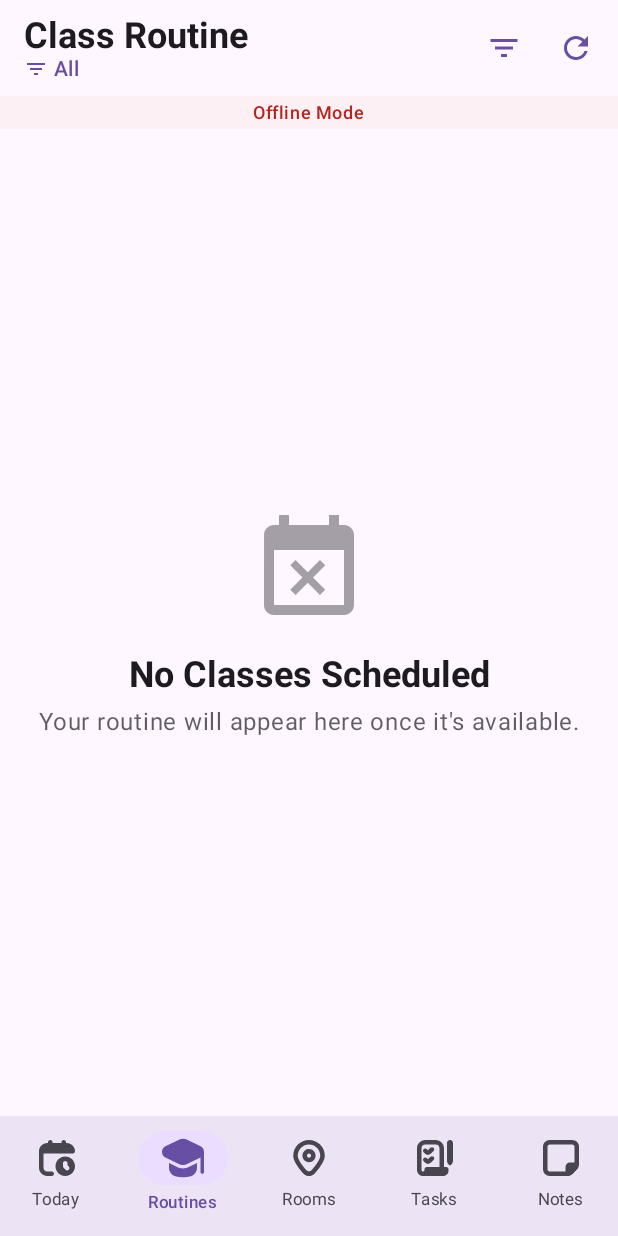
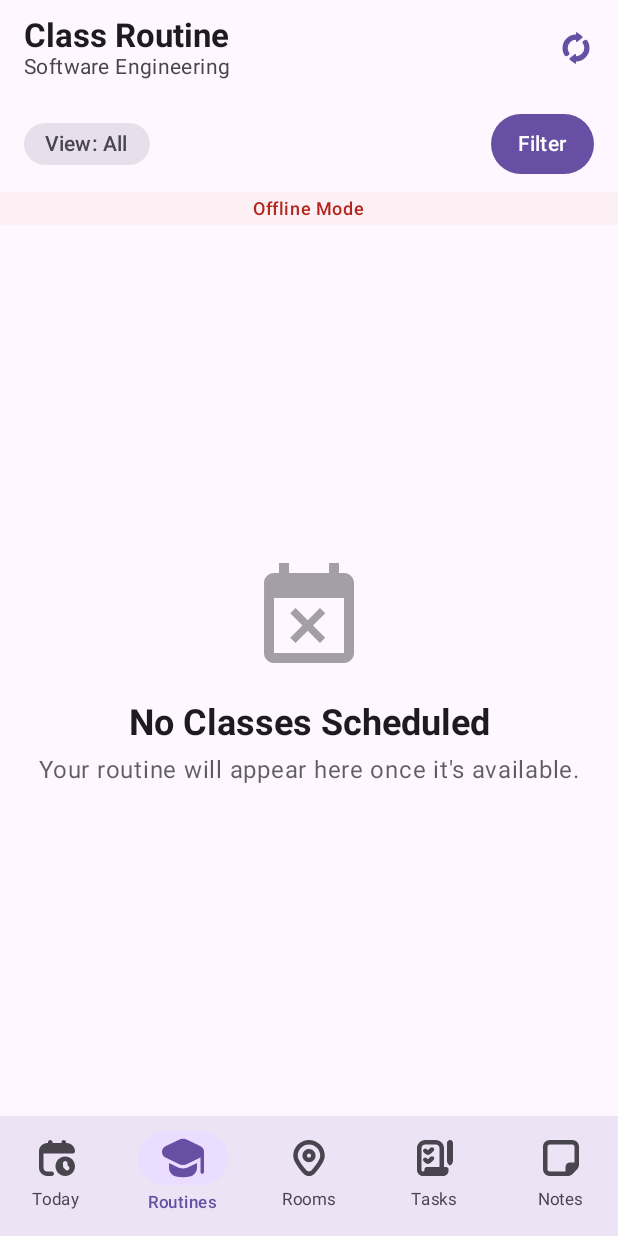
Before and after one commit to NeoTechDev/DIU-Campus-Schedule-android, an Android app built with Jetpack Compose: the RoutineScreen screen opened through its navigation route, on a phone screen of 412 x 824 dp. Run offline under Robolectric (Android 15) with nearby library versions, the phone set to English and light mode, and no system bars; our stand-ins replace Dagger/Hilt's generated code, Firebase (no records; nobody signed in at launch, a user with empty details on screens opened directly), Room's generated code; pictures from the network do not load; 3 statements that could not run were skipped.

Commit message:
added effective from on routine screen

```diff
--- a/app/build.gradle.kts
+++ b/app/build.gradle.kts
@@ -76,6 +76,7 @@ dependencies {
     implementation(libs.hilt.navigation.compose)
     implementation(libs.volley)
     implementation(libs.androidx.foundation)
+    implementation(libs.material3)
     // implementation(libs.play.services.measurement.api) // Removed this line
     ksp(libs.hilt.compiler)
 
--- a/app/src/main/java/com/om/diucampusschedule/ui/screens/routine/RoutineScreen.kt
+++ b/app/src/main/java/com/om/diucampusschedule/ui/screens/routine/RoutineScreen.kt
@@ -17,6 +17,7 @@ import androidx.compose.animation.scaleIn
 import androidx.compose.animation.slideIn
 import androidx.compose.animation.slideInVertically
 import androidx.compose.animation.slideOutVertically
+import androidx.compose.foundation.BorderStroke
 import androidx.compose.foundation.background
 import androidx.compose.foundation.border
 import androidx.compose.foundation.clickable
@@ -27,6 +28,7 @@ import androidx.compose.foundation.isSystemInDarkTheme
 import androidx.compose.foundation.layout.Arrangement
 import androidx.compose.foundation.layout.Box
 import androidx.compose.foundation.layout.Column
+import androidx.compose.foundation.layout.PaddingValues
 import androidx.compose.foundation.layout.Row
 import androidx.compose.foundation.layout.Spacer
 import androidx.compose.foundation.layout.fillMaxSize
@@ -35,17 +37,17 @@ import androidx.compose.foundation.layout.height
 import androidx.compose.foundation.layout.padding
 import androidx.compose.foundation.layout.size
 import androidx.compose.foundation.layout.width
+import androidx.compose.foundation.layout.wrapContentWidth
 import androidx.compose.foundation.rememberScrollState
 import androidx.compose.foundation.shape.RoundedCornerShape
 import androidx.compose.foundation.verticalScroll
 import androidx.compose.material.icons.Icons
-import androidx.compose.material.icons.filled.Clear
 import androidx.compose.material.icons.filled.CloudOff
 import androidx.compose.material.icons.filled.ErrorOutline
 import androidx.compose.material.icons.filled.EventBusy
-import androidx.compose.material.icons.filled.FilterList
 import androidx.compose.material.icons.filled.Refresh
 import androidx.compose.material3.Button
+import androidx.compose.material3.ButtonDefaults
 import androidx.compose.material3.Card
 import androidx.compose.material3.CardDefaults
 import androidx.compose.material3.CircularProgressIndicator
@@ -71,8 +73,11 @@ import androidx.compose.ui.draw.clip
 import androidx.compose.ui.draw.scale
 import androidx.compose.ui.graphics.Color
 import androidx.compose.ui.graphics.graphicsLayer
+import androidx.compose.ui.graphics.vector.ImageVector
+import androidx.compose.ui.res.vectorResource
 import androidx.compose.ui.text.font.FontWeight
 import androidx.compose.ui.text.style.TextAlign
+import androidx.compose.ui.text.style.TextOverflow
 import androidx.compose.ui.tooling.preview.Preview
 import androidx.compose.ui.unit.IntOffset
 import androidx.compose.ui.unit.dp
@@ -81,10 +86,14 @@ import androidx.hilt.navigation.compose.hiltViewModel
 import androidx.lifecycle.compose.collectAsStateWithLifecycle
 import androidx.navigation.NavController
 import androidx.navigation.compose.rememberNavController
+import com.om.diucampusschedule.R
 import com.om.diucampusschedule.domain.model.RoutineItem
+import com.om.diucampusschedule.domain.model.User
 import com.om.diucampusschedule.domain.model.UserRole
 import com.om.diucampusschedule.ui.components.FilterRoutinesBottomSheet
 import com.om.diucampusschedule.ui.theme.DIUCampusScheduleTheme
+import com.om.diucampusschedule.ui.utils.ScreenConfig
+import com.om.diucampusschedule.ui.viewmodel.RoutineFilter
 import com.om.diucampusschedule.ui.viewmodel.RoutineViewModel
 import java.time.LocalTime
 import java.time.format.DateTimeFormatter
@@ -143,84 +152,24 @@ fun RoutineScreen(
             modifier = Modifier
                 .fillMaxSize()
                 .background(MaterialTheme.colorScheme.background)
+                .run { ScreenConfig.run { withTopAppBar() } }
         ) {
-            // Top App Bar
-            TopAppBar(
-                title = {
-                    Column {
-                        Text(
-                            text = "Class Routine",
-                            style = MaterialTheme.typography.headlineSmall.copy(
-                                fontWeight = FontWeight.Bold
-                            )
-                        )
-                        // Filter indicator text
-                        Row(
-                            verticalAlignment = Alignment.CenterVertically,
-                            horizontalArrangement = Arrangement.spacedBy(4.dp)
-                        ) {
-                            Icon(
-                                imageVector = Icons.Default.FilterList,
-                                contentDescription = null,
-                                modifier = Modifier.size(16.dp),
-                                tint = MaterialTheme.colorScheme.primary
-                            )
-                            Text(
-                                text = if (uiState.isFiltered) {
-                                    uiState.currentFilter?.getDisplayText() ?: "Filtered"
-                                } else {
-                                    viewModel.getDefaultFilterText()
-                                },
-                                style = MaterialTheme.typography.bodyMedium,
-                                color = MaterialTheme.colorScheme.primary,
-                                fontWeight = FontWeight.Medium
-                            )
-                        }
-                    }
-                },
-                actions = {
+            // Clean Top App Bar - only essential info
+            CleanRoutineTopAppBar(
+                user = uiState.currentUser,
+                onRefreshClick = { viewModel.refreshRoutine() },
+                isRefreshing = uiState.isRefreshing,
+                refreshRotation = refreshRotation
+            )
 
-
-                    // Filter/Clear button
-                    if (uiState.isFiltered) {
-                        IconButton(
-                            onClick = { viewModel.clearFilter() }
-                        ) {
-                            Icon(
-                                imageVector = Icons.Default.Clear,
-                                contentDescription = "Clear Filter",
-                                tint = MaterialTheme.colorScheme.error
-                            )
-                        }
-                    } else {
-                        IconButton(
-                            onClick = { showFilterSheet = true }
-                        ) {
-                            Icon(
-                                imageVector = Icons.Default.FilterList,
-                                contentDescription = "Filter Routines",
-                                tint = MaterialTheme.colorScheme.primary
-                            )
-                        }
-                    }
-
-                    // Refresh button
-                    IconButton(
-                        onClick = { viewModel.refreshRoutine() },
-                        enabled = !uiState.isRefreshing
-                    ) {
-                        Icon(
-                            imageVector = Icons.Default.Refresh,
-                            contentDescription = "Refresh",
-                            modifier = Modifier.graphicsLayer(rotationZ = refreshRotation),
-                            tint = MaterialTheme.colorScheme.primary
-                        )
-                    }
-                },
-                colors = TopAppBarDefaults.topAppBarColors(
-                    containerColor = MaterialTheme.colorScheme.surface,
-                    titleContentColor = MaterialTheme.colorScheme.onSurface
-                )
+            // Routine Info Bar - secondary information below top bar
+            RoutineInfoBar(
+                effectiveFrom = uiState.effectiveFrom,
+                isFiltered = uiState.isFiltered,
+                currentFilter = uiState.currentFilter,
+                defaultFilterText = viewModel.getDefaultFilterText(),
+                onFilterClick = { showFilterSheet = true },
+                onClearFilterClick = { viewModel.clearFilter() }
             )
 
             // Offline indicator below top app bar
@@ -264,7 +213,7 @@ fun RoutineScreen(
                             tint = MaterialTheme.colorScheme.primary
                         )
                         Text(
-                            text = uiState.updateMessage!!,
+                            text = uiState.updateMessage ?: "",
                             style = MaterialTheme.typography.bodySmall,
                             color = MaterialTheme.colorScheme.primary,
                             fontWeight = FontWeight.Medium
@@ -563,6 +512,173 @@ private fun RoutineContent(
     }
 }
 
+@OptIn(ExperimentalMaterial3Api::class)
+@Composable
+private fun CleanRoutineTopAppBar(
+    user: User?,
+    onRefreshClick: () -> Unit,
+    isRefreshing: Boolean,
+    refreshRotation: Float
+) {
+    TopAppBar(
+        title = {
+            // Simple clean title section
+            Column {
+                Text(
+                    text = "Class Routine",
+                    style = MaterialTheme.typography.titleLarge,
+                    fontWeight = FontWeight.Bold,
+                    color = MaterialTheme.colorScheme.onSurface
+                )
+                Text(
+                    text = user?.department ?: "",
+                    style = MaterialTheme.typography.bodyMedium,
+                    color = MaterialTheme.colorScheme.onSurfaceVariant
+                )
+            }
+        },
+        actions = {
+            // Only refresh button for clean design
+            IconButton(
+                onClick = onRefreshClick,
+                enabled = !isRefreshing
+            ) {
+                Icon(
+                                         imageVector = ImageVector.vectorResource(id = R.drawable.deep_sync),
+                    contentDescription = "Refresh",
+                    modifier = Modifier.graphicsLayer(rotationZ = refreshRotation),
+                    tint = MaterialTheme.colorScheme.primary
+                )
+            }
+        },
+        colors = TopAppBarDefaults.topAppBarColors(
+            containerColor = MaterialTheme.colorScheme.surface,
+            titleContentColor = MaterialTheme.colorScheme.onSurface,
+            actionIconContentColor = MaterialTheme.colorScheme.onSurfaceVariant
+        ),
+        windowInsets = ScreenConfig.getTopAppBarWindowInsets(handleStatusBar = true),
+        modifier = Modifier.fillMaxWidth()
+    )
+}
+
+@Composable
+private fun RoutineInfoBar(
+    effectiveFrom: String?,
+    isFiltered: Boolean,
+    currentFilter: RoutineFilter?,
+    defaultFilterText: String,
+    onFilterClick: () -> Unit,
+    onClearFilterClick: () -> Unit
+) {
+    Row(
+        modifier = Modifier
+            .fillMaxWidth()
+            .padding(horizontal = 16.dp, vertical = 8.dp),
+        horizontalArrangement = Arrangement.SpaceBetween,
+        verticalAlignment = Alignment.CenterVertically
+    ) {
+        // Left side: Information
+        Column(
+            modifier = Modifier.weight(1f),
+            verticalArrangement = Arrangement.spacedBy(8.dp)
+        ) {
+            // Effective from date
+            if (!effectiveFrom.isNullOrBlank()) {
+                Text(
+                    text = "Effective from: $effectiveFrom",
+                    color = MaterialTheme.colorScheme.onSurface,
+                    style = MaterialTheme.typography.bodyLarge.copy(
+                        fontWeight = FontWeight.Medium
+                    ),
+                    maxLines = 1,
+                    overflow = TextOverflow.Ellipsis
+                )
+            }
+
+            // Filter status with modern pill design
+            Box(
+                modifier = Modifier
+                    .background(
+                        color = if (isFiltered) {
+                            MaterialTheme.colorScheme.primary.copy(alpha = 0.12f)
+                        } else {
+                            MaterialTheme.colorScheme.surfaceVariant
+                        },
+                        shape = RoundedCornerShape(20.dp)
+                    )
+                    .wrapContentWidth()
+            ) {
+                Text(
+                    modifier = Modifier.padding(horizontal = 14.dp, vertical = 6.dp),
+                    text = if (isFiltered) {
+                        "Filtered: ${currentFilter?.getDisplayText() ?: "Invalid"}"
+                    } else {
+                        "View: $defaultFilterText"
+                    },
+                    color = if (isFiltered) {
+                        MaterialTheme.colorScheme.primary
+                    } else {
+                        MaterialTheme.colorScheme.onSurfaceVariant
+                    },
+                    style = MaterialTheme.typography.labelLarge.copy(
+                        fontWeight = FontWeight.Medium
+                    ),
+                    maxLines = 1,
+                    overflow = TextOverflow.Ellipsis
+                )
+            }
+        }
+
+        Spacer(modifier = Modifier.width(16.dp))
+
+        // Right side: Action button
+        if (isFiltered) {
+            // Clear filter - outlined style
+            OutlinedButton(
+                onClick = onClearFilterClick,
+                colors = ButtonDefaults.outlinedButtonColors(
+                    contentColor = MaterialTheme.colorScheme.error
+                ),
+                border = BorderStroke(
+                    width = 1.dp,
+                    color = MaterialTheme.colorScheme.error.copy(alpha = 0.5f)
+                ),
+                shape = RoundedCornerShape(24.dp),
+                contentPadding = PaddingValues(horizontal = 18.dp, vertical = 10.dp)
+            ) {
+                Text(
+                    text = "Clear",
+                    style = MaterialTheme.typography.labelLarge.copy(
+                        fontWeight = FontWeight.Medium
+                    )
+                )
+            }
+        } else {
+            // Filter button - filled style
+            Button(
+                onClick = onFilterClick,
+                colors = ButtonDefaults.buttonColors(
+                    containerColor = MaterialTheme.colorScheme.primary,
+                    contentColor = MaterialTheme.colorScheme.onPrimary
+                ),
+                shape = RoundedCornerShape(24.dp),
+                contentPadding = PaddingValues(horizontal = 18.dp, vertical = 10.dp),
+                elevation = ButtonDefaults.buttonElevation(
+                    defaultElevation = 0.dp,
+                    pressedElevation = 2.dp
+                )
+            ) {
+                Text(
+                    text = "Filter",
+                    style = MaterialTheme.typography.labelLarge.copy(
+                        fontWeight = FontWeight.Medium
+                    )
+                )
+            }
+        }
+    }
+}
+
 @Composable
 private fun TableRoutineView(
     currentUser: com.om.diucampusschedule.domain.model.User?,
@@ -621,13 +737,13 @@ private fun TableRoutineView(
         Box(
             modifier = Modifier
                 .fillMaxSize()
-                .padding(16.dp)
-                .clip(shape = RoundedCornerShape(12.dp))
+                .padding(8.dp)
+                .clip(shape = RoundedCornerShape(8.dp))
                 .background(color = if (isSystemInDarkTheme()) MaterialTheme.colorScheme.surface else AppBackgroundColorLight)
                 .border(
                     width = 2.dp,
                     color = AppPrimaryColorLight,
-                    shape = RoundedCornerShape(12.dp)
+                    shape = RoundedCornerShape(8.dp)
                 )
         ) {
             Column(modifier = Modifier.verticalScroll(scrollStateVertical)) {
@@ -732,8 +848,7 @@ private fun TableRoutineView(
                                         }
                                     } else {
                                         // Handle empty time slots
-                                        var startTime: LocalTime? = null
-                                        startTime = try {
+                                        val startTime = try {
                                             LocalTime.parse(time, formatter12HourUS)
                                         } catch (e: Exception) {
                                             null
@@ -914,7 +1029,7 @@ fun RoutineCell(
                         )
                     ) {
                         Text(
-                            text = "${routine.courseCode} - ${routine.teacherInitial ?: ""}",
+                            text = "${routine.courseCode} - ${routine.teacherInitial.orEmpty()}",
                             style = MaterialTheme.typography.bodySmall.copy(
                                 fontWeight = FontWeight.SemiBold
                             ),
@@ -954,7 +1069,7 @@ fun RoutineCell(
                                 )
                             ) {
                                 Text(
-                                    text = routine.room ?: "",
+                                    text = routine.room.orEmpty(),
                                     style = MaterialTheme.typography.titleMedium.copy(
                                         fontWeight = FontWeight.Bold
                                     ),
@@ -984,7 +1099,7 @@ fun RoutineCell(
                                     )
                                 ) {
                                     Text(
-                                        text = routine.batch ?: "",
+                                        text = routine.batch.orEmpty(),
                                         style = MaterialTheme.typography.bodyMedium.copy(
                                             fontWeight = FontWeight.SemiBold
                                         ),
@@ -1029,7 +1144,7 @@ fun RoutineCell(
                                     )
                                 ) {
                                     Text(
-                                        text = routine.section ?: "",
+                                        text = routine.section.orEmpty(),
                                         style = MaterialTheme.typography.bodyMedium.copy(
                                             fontWeight = FontWeight.SemiBold
                                         ),
--- a/app/src/main/java/com/om/diucampusschedule/ui/viewmodel/RoutineViewModel.kt
+++ b/app/src/main/java/com/om/diucampusschedule/ui/viewmodel/RoutineViewModel.kt
@@ -59,7 +59,8 @@ data class RoutineUiState(
     val isMaintenanceMode: Boolean = false, // Whether the system is in maintenance mode
     val maintenanceMessage: String? = null, // Message to show during maintenance
     val isSemesterBreak: Boolean = false, // Whether it's semester break
-    val updateType: String? = null // Type of maintenance update (maintenance_enabled, semester_break, etc.)
+    val updateType: String? = null, // Type of maintenance update (maintenance_enabled, semester_break, etc.)
+    val effectiveFrom: String? = null // Effective from date of the current routine
 )
 
 
@@ -729,7 +730,13 @@ class RoutineViewModel @Inject constructor(
                 getFullRoutineScheduleUseCase(user.department).fold(
                     onSuccess = { fullRoutineItems ->
                         logger.info(TAG, "Loaded ${fullRoutineItems.size} full database routine items")
-                        _uiState.value = _uiState.value.copy(fullDatabaseRoutineItems = fullRoutineItems)
+                        // Extract effectiveFrom from the first routine item
+                        val effectiveFrom = fullRoutineItems.firstOrNull()?.effectiveFrom?.takeIf { it.isNotBlank() }
+                        logger.debug(TAG, "Extracted effectiveFrom: $effectiveFrom")
+                        _uiState.value = _uiState.value.copy(
+                            fullDatabaseRoutineItems = fullRoutineItems,
+                            effectiveFrom = effectiveFrom
+                        )
                     },
                     onFailure = { throwable ->
                         logger.error(TAG, "Failed to load full database routine", throwable)
--- /dev/null
+++ b/app/src/main/res/drawable/deep_sync.xml
@@ -0,0 +1,9 @@
+<vector xmlns:android="http://schemas.android.com/apk/res/android"
+    android:width="24dp"
+    android:height="24dp"
+    android:viewportWidth="960"
+    android:viewportHeight="960">
+  <path
+      android:pathData="M120,480q0,-150 105,-255t255,-105v-40q0,-12 11,-18t21,2l125,94q16,12 16,32t-16,32l-125,94q-10,8 -21,2t-11,-18v-40q-91,0 -155.5,64.5T260,480q0,33 9.5,63.5T296,600q11,16 9,34.5T288,664l-34,25q-18,14 -40,11t-35,-22q-29,-43 -44,-93t-15,-105ZM480,840v40q0,12 -11,18t-21,-2l-125,-94q-16,-12 -16,-32t16,-32l125,-94q10,-8 21,-2t11,18v40q91,0 155.5,-64.5T700,480q0,-33 -9.5,-63.5T664,360q-11,-16 -9,-34.5t17,-29.5l34,-25q18,-14 40,-10.5t35,21.5q28,43 43.5,93T840,480q0,150 -105,255T480,840Z"
+      android:fillColor="#e8eaed"/>
+</vector>
--- a/gradle/libs.versions.toml
+++ b/gradle/libs.versions.toml
@@ -48,6 +48,7 @@ foundation = "1.9.0"
 firebaseCrashlyticsKtx = "20.0.0"
 playServicesMeasurementApi = "23.0.0"
 firebaseCrashlyticsPlugin = "3.0.1"
+material3 = "1.3.2"
 
 [libraries]
 androidx-core-ktx = { group = "androidx.core", name = "core-ktx", version.ref = "coreKtx" }
@@ -104,6 +105,7 @@ volley = { group = "com.android.volley", name = "volley", version.ref = "volley"
 androidx-foundation = { group = "androidx.compose.foundation", name = "foundation", version.ref = "foundation" }
 firebase-crashlytics-ktx = { group = "com.google.firebase", name = "firebase-crashlytics-ktx", version.ref = "firebaseCrashlyticsKtx" }
 play-services-measurement-api = { group = "com.google.android.gms", name = "play-services-measurement-api", version.ref = "playServicesMeasurementApi" }
+material3 = { group = "androidx.compose.material3", name = "material3", version.ref = "material3" }
 
 [plugins]
 android-application = { id = "com.android.application", version.ref = "agp" }
```
Also changed, not shown: app/src/main/res/drawable/filter_filled.xml (added, +9 -0 lines), app/src/main/res/drawable/refresh_filled.xml (added, +9 -0 lines).
